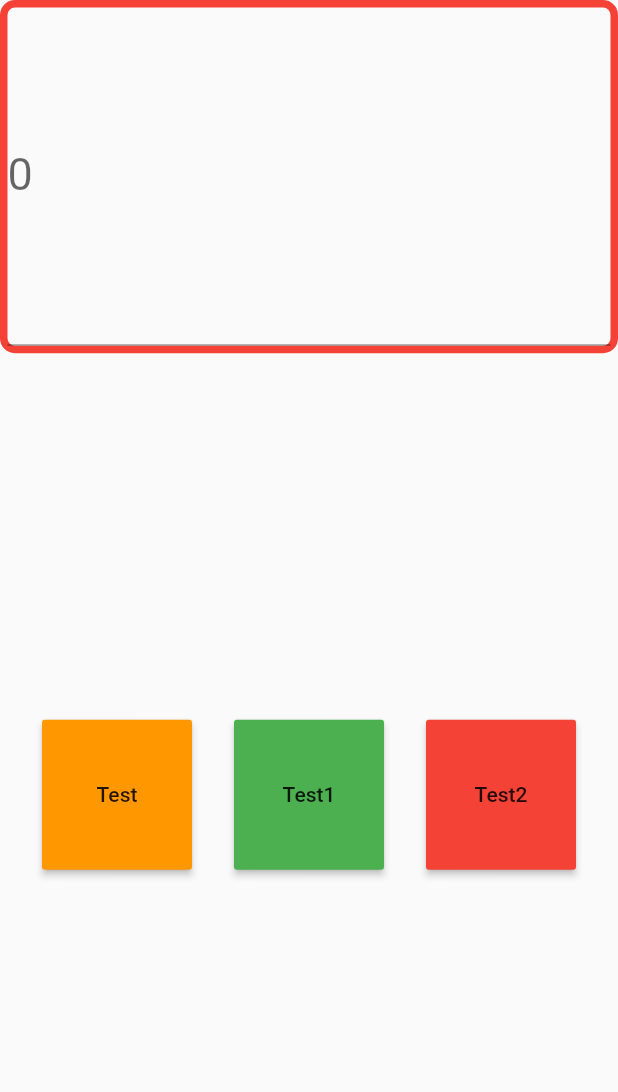
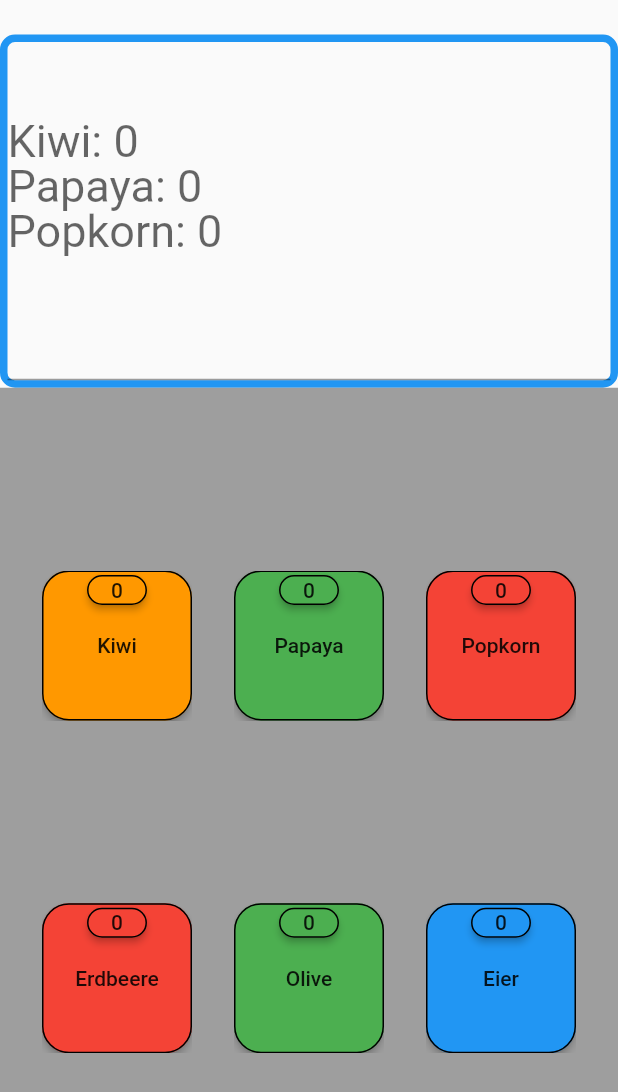
Before and after one commit to MatrixWeber/IntelligentBasket, a Flutter app: the screen it shows after launch, after a tap on "Test", on a phone screen of 412 x 824 dp. Shown: the top 1092 px of the screen. Run offline on Flutter 3.47's test engine with Material 2 defaults, Android fonts, the phone set to English and light mode, and no system bars.

Commit message:
test widget to play

```diff
--- /dev/null
+++ b/intelligent_basket/lib/domain/entity/count_value_entity.dart
@@ -0,0 +1,22 @@
+import 'package:flutter/cupertino.dart';
+
+class ArticleEntity {
+  final String _name;
+  num _value;
+  Color _color;
+  ArticleEntity(this._value, this._name, this._color);
+
+  void add() {
+    _value++;
+  }
+
+  void substract() {
+    if (_value != 0) {
+      _value--;
+    }
+  }
+
+  num get value => _value;
+  String get name => _name;
+  Color get color => _color;
+}
--- a/intelligent_basket/lib/helper_functions.dart
+++ /dev/null
@@ -1,59 +0,0 @@
-import 'package:flutter/material.dart';
-
-// diese funktion gibt einen RaisedButton zurück
-// Der RaisedButton beinhaltet 3 Variablen 1. Button Name 2. go to page function
-// 3. color weil diese Parameter sich für jeden Button ändern müssen
-Widget buttonThemeAndMoveToPage(
-    String buttonName, Function moveToPageFuncton, Color color) {
-  return ButtonTheme(
-    minWidth: 100.0,
-    height: 100.0,
-    child: RaisedButton(
-      onPressed: () {
-        moveToPageFuncton();
-      },
-      onLongPress: () {
-        print('$buttonName long pressed');
-      },
-      color: color,
-      child: Text(buttonName),
-    ),
-  );
-}
-
-Widget buttonThemeAndIncreaseVariableOnPressed(
-    String buttonName, num value, Color color) {
-  return ButtonTheme(
-    minWidth: 100.0,
-    height: 100.0,
-    child: RaisedButton(
-      onPressed: () {
-        print('$buttonName was press $value times');
-      },
-      onLongPress: () {
-        print('$buttonName long pressed');
-      },
-      color: color,
-      child: Text(buttonName),
-    ),
-  );
-}
-
-Widget buttonThemeAndIncreaseVariableOnPressedOne(
-    String buttonName, num value, Function(num) increaseValue, Color color) {
-  return ButtonTheme(
-    minWidth: 100.0,
-    height: 100.0,
-    child: RaisedButton(
-      onPressed: () {
-        increaseValue(value);
-        print('$buttonName was press $value times');
-      },
-      onLongPress: () {
-        print('$buttonName long pressed');
-      },
-      color: color,
-      child: Text(buttonName),
-    ),
-  );
-}
--- a/intelligent_basket/lib/main.dart
+++ b/intelligent_basket/lib/main.dart
@@ -1,13 +1,12 @@
 import 'package:flutter/material.dart';
-
-import 'home_page.dart';
+import 'package:intelligent_basket/presentation/home_page.dart';
 
 void main() => runApp(EinkaufswagenApp());
 
 class EinkaufswagenApp extends StatelessWidget {
   @override
   Widget build(BuildContext context) {
-    return MaterialApp(
+    return const MaterialApp(
       debugShowCheckedModeBanner: false,
       home: HomePage(),
     );
--- /dev/null
+++ b/intelligent_basket/lib/misc/helper_functions.dart
@@ -0,0 +1,86 @@
+import 'package:flutter/material.dart';
+import 'package:intelligent_basket/domain/entity/count_value_entity.dart';
+
+// diese funktion gibt einen RaisedButton zurück
+// Der RaisedButton beinhaltet 3 Variablen 1. Button Name 2. go to page function
+// 3. color weil diese Parameter sich für jeden Button ändern müssen
+Widget buttonThemeAndMoveToPage(
+    String buttonName, Function moveToPageFuncton, Color color) {
+  return ButtonTheme(
+    minWidth: 100.0,
+    height: 100.0,
+    child: RaisedButton(
+      onPressed: () {
+        moveToPageFuncton();
+      },
+      onLongPress: () {
+        print('$buttonName long pressed');
+      },
+      color: color,
+      child: Text(buttonName),
+    ),
+  );
+}
+
+Widget buttonThemeAndIncreaseVariableOnPressed(
+    String buttonName, num value, Color color) {
+  return ButtonTheme(
+    minWidth: 100.0,
+    height: 100.0,
+    child: RaisedButton(
+      onPressed: () {
+        print('$buttonName was press $value times');
+      },
+      onLongPress: () {
+        print('$buttonName long pressed');
+      },
+      color: color,
+      child: Text(buttonName),
+    ),
+  );
+}
+
+Widget buttonThemeAndIncreaseVariableOnPressedOne(String buttonName,
+    ArticleEntity articleEntity, Function operateOnVariable, Color color) {
+  return Stack(
+    alignment: Alignment.topCenter,
+    children: [
+      ButtonTheme(
+        minWidth: 100.0,
+        height: 100.0,
+        shape: RoundedRectangleBorder(
+            borderRadius: BorderRadius.circular(18.0),
+            side: const BorderSide(color: Colors.black)),
+        child: RaisedButton(
+          onPressed: () {
+            operateOnVariable(articleEntity, articleEntity.add);
+            print('$buttonName was press ${articleEntity.value} times');
+          },
+          onLongPress: () {
+            print('$buttonName long pressed');
+          },
+          color: color,
+          child: Text(buttonName),
+        ),
+      ),
+      Positioned(
+        bottom: 63,
+        child: ButtonTheme(
+          minWidth: 10.0,
+          height: 20.0,
+          shape: RoundedRectangleBorder(
+              borderRadius: BorderRadius.circular(10.0),
+              side: const BorderSide(color: Colors.black)),
+          child: RaisedButton(
+            onPressed: () {
+              operateOnVariable(articleEntity, articleEntity.substract);
+              print('$buttonName was press ${articleEntity.value} times');
+            },
+            color: color,
+            child: Text(articleEntity.value.toString()),
+          ),
+        ),
+      ),
+    ],
+  );
+}
--- a/intelligent_basket/lib/home_page.dart
+++ b/intelligent_basket/lib/presentation/home_page.dart
@@ -2,12 +2,12 @@ import 'package:flutter/material.dart';
 
 import 'fleisch_page.dart';
 import 'gemuese_page.dart';
-import 'helper_functions.dart';
+import '../misc/helper_functions.dart';
 import 'obst_page.dart';
 import 'test_widget.dart';
 
 class HomePage extends StatefulWidget {
-  HomePage({Key key}) : super(key: key);
+  const HomePage({Key key}) : super(key: key);
 
   @override
   _HomePageState createState() => _HomePageState();
@@ -17,28 +17,28 @@ class _HomePageState extends State<HomePage> {
   void _moveToObstPage() {
     Navigator.push(
       context,
-      MaterialPageRoute(builder: (context) => ObstPage()),
+      MaterialPageRoute(builder: (context) => const ObstPage()),
     );
   }
 
   void _moveToGemuesePage() {
     Navigator.push(
       context,
-      MaterialPageRoute(builder: (context) => GemuesePage()),
+      MaterialPageRoute(builder: (context) => const GemuesePage()),
     );
   }
 
   void _moveToFleischPage() {
     Navigator.push(
       context,
-      MaterialPageRoute(builder: (context) => FleischPage()),
+      MaterialPageRoute(builder: (context) => const FleischPage()),
     );
   }
 
   void _moveToTestPage() {
     Navigator.push(
       context,
-      MaterialPageRoute(builder: (context) => TestWidget()),
+      MaterialPageRoute(builder: (context) => const TestWidget()),
     );
   }
 
@@ -53,21 +53,21 @@ class _HomePageState extends State<HomePage> {
           // Important: Remove any padding from the ListView.
           padding: EdgeInsets.zero,
           children: <Widget>[
-            DrawerHeader(
-              child: Text('Drawer Header'),
+            const DrawerHeader(
               decoration: BoxDecoration(
                 color: Colors.blue,
               ),
+              child: Text('Drawer Header'),
             ),
             ListTile(
-              title: Text('Item 1'),
+              title: const Text('Item 1'),
               onTap: () {
                 // Update the state of the app.
                 // ...
               },
             ),
             ListTile(
-              title: Text('Item 2'),
+              title: const Text('Item 2'),
               onTap: () {
                 // Update the state of the app.
                 // ...
@@ -84,7 +84,7 @@ class _HomePageState extends State<HomePage> {
         child: Container(
           child: Column(
             children: [
-              TextField(),
+              const TextField(),
               Row(
                 mainAxisAlignment: MainAxisAlignment.spaceEvenly,
                 children: [
--- /dev/null
+++ b/intelligent_basket/lib/presentation/test_widget.dart
@@ -0,0 +1,89 @@
+import 'package:flutter/material.dart';
+import 'package:intelligent_basket/domain/entity/count_value_entity.dart';
+
+import '../misc/helper_functions.dart';
+
+class TestWidget extends StatefulWidget {
+  const TestWidget({Key key}) : super(key: key);
+
+  @override
+  _TestWidgetState createState() => _TestWidgetState();
+}
+
+class _TestWidgetState extends State<TestWidget> {
+  ArticleEntity test = ArticleEntity(0, 'Kiwi', Colors.orange);
+  ArticleEntity test1 = ArticleEntity(0, 'Papaya', Colors.green);
+  ArticleEntity test2 = ArticleEntity(0, 'Popkorn', Colors.red);
+  ArticleEntity test3 = ArticleEntity(0, 'Erdbeere', Colors.red);
+  ArticleEntity test4 = ArticleEntity(0, 'Olive', Colors.green);
+  ArticleEntity test5 = ArticleEntity(0, 'Eier', Colors.blue);
+
+  @override
+  Widget build(BuildContext context) {
+    void operateOnVariable(ArticleEntity countValueEntity, Function operation) {
+      setState(() {
+        operation();
+      });
+    }
+
+    return Scaffold(
+      body: Container(
+          child: Column(
+        children: [
+          Padding(
+            padding: const EdgeInsets.only(top: 23),
+            child: Container(
+              decoration: BoxDecoration(
+                border: Border.all(width: 5, color: Colors.blue),
+                borderRadius: BorderRadius.circular(10),
+              ),
+              child: SingleChildScrollView(
+                child: TextField(
+                  minLines: 5,
+                  maxLines: 20,
+                  style: const TextStyle(fontSize: 30, color: Colors.black),
+                  decoration: InputDecoration(
+                      labelText:
+                          '${test.name}: ${test.value}\n${test1.name}: ${test1.value}\n${test2.name}: ${test2.value}\n'),
+                ),
+              ),
+            ),
+          ),
+          Expanded(
+            flex: 3,
+            child: Container(
+              color: Colors.grey,
+              child: Column(
+                mainAxisAlignment: MainAxisAlignment.spaceEvenly,
+                children: [
+                  Row(
+                    mainAxisAlignment: MainAxisAlignment.spaceEvenly,
+                    children: [
+                      buttonThemeAndIncreaseVariableOnPressedOne(
+                          test.name, test, operateOnVariable, test.color),
+                      buttonThemeAndIncreaseVariableOnPressedOne(
+                          test1.name, test1, operateOnVariable, test1.color),
+                      buttonThemeAndIncreaseVariableOnPressedOne(
+                          test2.name, test2, operateOnVariable, test2.color),
+                    ],
+                  ),
+                  Row(
+                    mainAxisAlignment: MainAxisAlignment.spaceEvenly,
+                    children: [
+                      buttonThemeAndIncreaseVariableOnPressedOne(
+                          test3.name, test3, operateOnVariable, test3.color),
+                      buttonThemeAndIncreaseVariableOnPressedOne(
+                          test4.name, test4, operateOnVariable, test4.color),
+                      buttonThemeAndIncreaseVariableOnPressedOne(
+                          test5.name, test5, operateOnVariable, test5.color),
+                    ],
+                  ),
+                ],
+              ),
+            ),
+          ),
+        ],
+      )),
+    );
+  }
+}
--- a/intelligent_basket/lib/test_widget.dart
+++ /dev/null
@@ -1,66 +0,0 @@
-import 'package:flutter/material.dart';
-
-import 'helper_functions.dart';
-
-class TestWidget extends StatefulWidget {
-  const TestWidget({Key key}) : super(key: key);
-
-  @override
-  _TestWidgetState createState() => _TestWidgetState();
-}
-
-class _TestWidgetState extends State<TestWidget> {
-  @override
-  Widget build(BuildContext context) {
-    num test = 0;
-    num test1 = 0;
-    num test2 = 0;
-
-    void increaseVariable(num value) {
-      setState(() {
-        value++;
-      });
-    }
-
-    return Scaffold(
-      body: Center(
-        child: Container(
-            child: Column(
-          children: [
-            Padding(
-              padding: const EdgeInsets.all(0.0),
-              child: Container(
-                decoration: BoxDecoration(
-                  border: Border.all(width: 5, color: Colors.red),
-                  borderRadius: BorderRadius.circular(10),
-                ),
-                child: SingleChildScrollView(
-                  child: TextField(
-                    minLines: 5,
-                    maxLines: 20,
-                    style: TextStyle(fontSize: 30, color: Colors.orange),
-                    decoration: InputDecoration(labelText: '$test'),
-                  ),
-                ),
-              ),
-            ),
-            Expanded(
-              flex: 3,
-              child: Row(
-                mainAxisAlignment: MainAxisAlignment.spaceEvenly,
-                children: [
-                  buttonThemeAndIncreaseVariableOnPressedOne(
-                      'Test', test, increaseVariable, Colors.orange),
-                  buttonThemeAndIncreaseVariableOnPressed(
-                      'Test1', test1, Colors.green),
-                  buttonThemeAndIncreaseVariableOnPressed(
-                      'Test2', test2, Colors.red),
-                ],
-              ),
-            ),
-          ],
-        )),
-      ),
-    );
-  }
-}
```
Also changed, not shown: intelligent_basket/lib/presentation/fleisch_page.dart (renamed from intelligent_basket/lib/fleisch_page.dart, +9 -10 lines), intelligent_basket/lib/presentation/gemuese_page.dart (renamed from intelligent_basket/lib/gemuese_page.dart, +8 -9 lines), intelligent_basket/lib/presentation/obst_page.dart (renamed from intelligent_basket/lib/obst_page.dart, +8 -10 lines), intelligent_basket/pubspec.yaml (+1 -9 lines).
